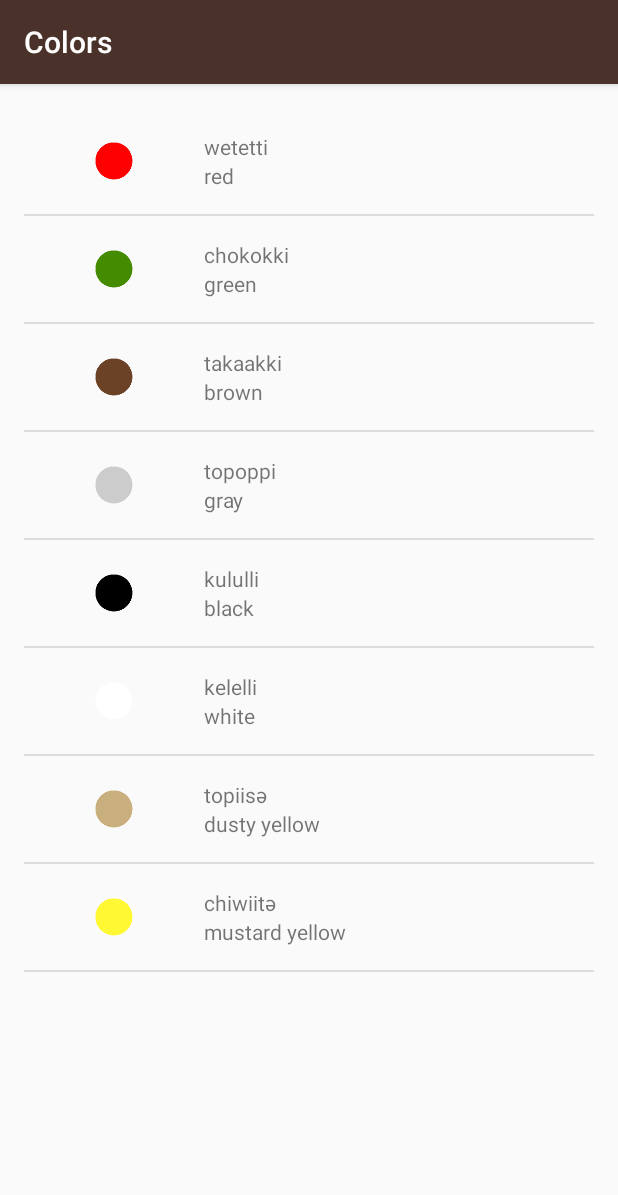
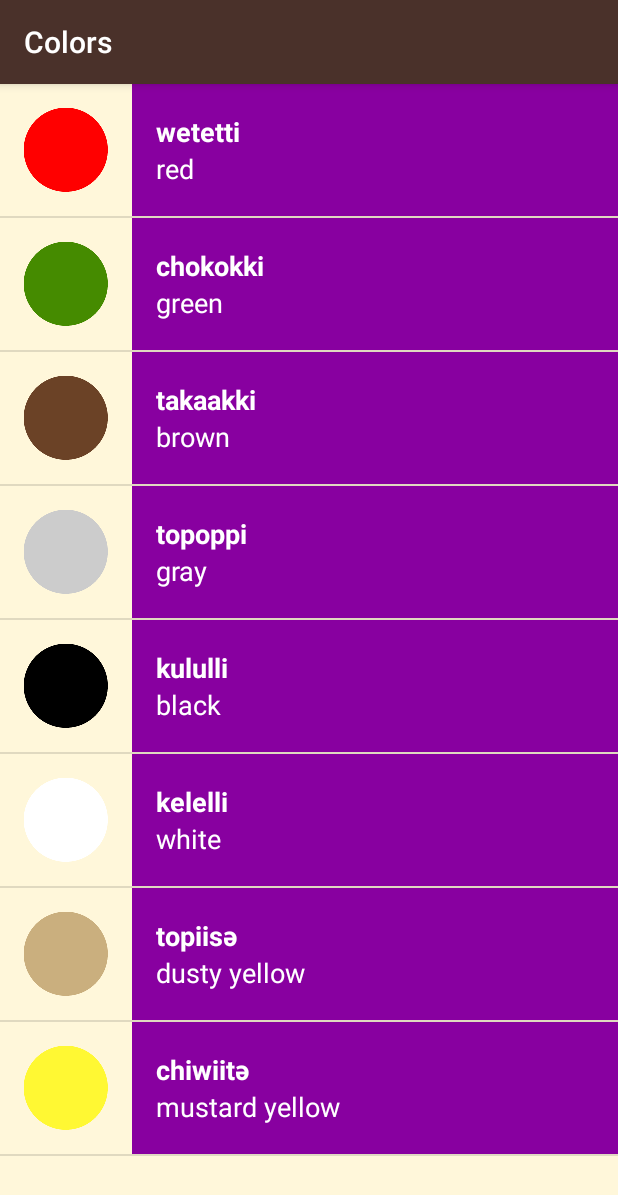
Before and after one commit to Ovarb/Miwok, an Android app: the ColorsActivity screen opened directly, with no data from a screen before it, on a phone screen of 412 x 824 dp. Shown: the top 1195 px of the screen. Run offline under Robolectric (Android 15) with nearby library versions, the phone set to English and light mode, and no system bars.

Commit message:
visual polish (background colors, text styles and layouts)

```diff
--- a/app/src/main/java/com/example/android/miwok/ColorsActivity.java
+++ b/app/src/main/java/com/example/android/miwok/ColorsActivity.java
@@ -28,7 +28,7 @@ public class ColorsActivity extends AppCompatActivity {
         // simple_list_item_1.xml layout resource defined in the Android framework.
         // This list item layout contains a single {@link TextView}, which the adapter will set to
         // display a single word.
-        WordAdapter adapter = new WordAdapter(this, words);
+        WordAdapter adapter = new WordAdapter(this, words, R.color.category_colors);
 
         // Find the {@link ListView} object in the view hierarchy of the {@link Activity}.
         // There should be a {@link ListView} with the view ID called list, which is declared in the
--- a/app/src/main/java/com/example/android/miwok/FamilyActivity.java
+++ b/app/src/main/java/com/example/android/miwok/FamilyActivity.java
@@ -30,7 +30,7 @@ public class FamilyActivity extends AppCompatActivity {
         // simple_list_item_1.xml layout resource defined in the Android framework.
         // This list item layout contains a single {@link TextView}, which the adapter will set to
         // display a single word.
-        WordAdapter adapter = new WordAdapter(this, words);
+        WordAdapter adapter = new WordAdapter(this, words, R.color.category_family);
 
         // Find the {@link ListView} object in the view hierarchy of the {@link Activity}.
         // There should be a {@link ListView} with the view ID called list, which is declared in the
--- a/app/src/main/java/com/example/android/miwok/NumbersActivity.java
+++ b/app/src/main/java/com/example/android/miwok/NumbersActivity.java
@@ -30,7 +30,7 @@ public class NumbersActivity extends AppCompatActivity {
         // simple_list_item_1.xml layout resource defined in the Android framework.
         // This list item layout contains a single {@link TextView}, which the adapter will set to
         // display a single word.
-        WordAdapter adapter = new WordAdapter(this, words);
+        WordAdapter adapter = new WordAdapter(this, words, R.color.category_numbers);
 
         // Find the {@link ListView} object in the view hierarchy of the {@link Activity}.
         // There should be a {@link ListView} with the view ID called list, which is declared in the
--- a/app/src/main/java/com/example/android/miwok/PhrasesActivity.java
+++ b/app/src/main/java/com/example/android/miwok/PhrasesActivity.java
@@ -30,7 +30,7 @@ public class PhrasesActivity extends AppCompatActivity {
         // simple_list_item_1.xml layout resource defined in the Android framework.
         // This list item layout contains a single {@link TextView}, which the adapter will set to
         // display a single word.
-        WordAdapter adapter = new WordAdapter(this, words);
+        WordAdapter adapter = new WordAdapter(this, words, R.color.category_phrases);
 
         // Find the {@link ListView} object in the view hierarchy of the {@link Activity}.
         // There should be a {@link ListView} with the view ID called list, which is declared in the
--- a/app/src/main/java/com/example/android/miwok/WordAdapter.java
+++ b/app/src/main/java/com/example/android/miwok/WordAdapter.java
@@ -3,16 +3,23 @@ package com.example.android.miwok;
 import android.app.Activity;
 import android.support.annotation.NonNull;
 import android.support.annotation.Nullable;
+import android.util.Log;
 import android.view.LayoutInflater;
 import android.view.View;
 import android.view.ViewGroup;
 import android.widget.ArrayAdapter;
 import android.widget.ImageView;
+import android.widget.LinearLayout;
 import android.widget.TextView;
 
 import java.util.ArrayList;
 
 public class WordAdapter extends ArrayAdapter {
+
+    /**
+     * Contains the value of list_item's background color.
+     */
+    int mBackgroundItemColor;
 
     /**
      * This is our own custom constructor (it doesn't mirror a superclass constructor).
@@ -21,14 +28,16 @@ public class WordAdapter extends ArrayAdapter {
      *
      * @param context The current context. Used to inflate the layout file.
      * @param words A List of Word objects to display in a list
+     * @param backgroundItemColor The appropriate background color
      */
-    public WordAdapter(Activity context, ArrayList<Word> words) {
+    public WordAdapter(Activity context, ArrayList<Word> words, int backgroundItemColor) {
 
         // Here, we initialize the ArrayAdapter's internal storage for the context and the list.
         // the second argument is used when the ArrayAdapter is populating a single TextView.
         // Because this is a custom adapter for two TextViews , the adapter is not
         // going to use this second argument, so it can be any value. Here, we used 0.
         super(context, 0 , words);
+        this.mBackgroundItemColor = backgroundItemColor;
     }
 
 
@@ -53,6 +62,13 @@ public class WordAdapter extends ArrayAdapter {
         // Get the {@link Word} object located at this position in the list
         Word currentWord = (Word) getItem(position);
 
+        Log.i("item", currentWord.toString());
+
+        // Find the LinearLayout container in the list_item.xml layout with the ID text_container
+        LinearLayout textContainer = (LinearLayout) listItemView.findViewById(R.id.text_container);
+
+        // Set proper background color for each category
+        textContainer.setBackgroundResource(mBackgroundItemColor);
 
         // Find the TextView in the list_item.xml layout with the ID miwok_text_view
         TextView miwokTextView = (TextView) listItemView.findViewById(R.id.miwok_text_view);
@@ -63,6 +79,7 @@ public class WordAdapter extends ArrayAdapter {
 
         // Find the TextView in the list_item.xml layout with the ID default_text_view
         TextView defaultTextView = (TextView) listItemView.findViewById(R.id.default_text_view);
+
         // Get the default translation from the current Word object and
         // set this text on the default translation TextView
         defaultTextView.setText(currentWord.getDefaultTranslation());
--- a/app/src/main/res/layout/list_item.xml
+++ b/app/src/main/res/layout/list_item.xml
@@ -1,38 +1,44 @@
 <?xml version="1.0" encoding="utf-8"?>
-<LinearLayout
-    xmlns:android="http://schemas.android.com/apk/res/android"
+<LinearLayout xmlns:android="http://schemas.android.com/apk/res/android"
     xmlns:tools="http://schemas.android.com/tools"
     android:id="@+id/single_word_item"
     android:layout_width="match_parent"
     android:layout_height="wrap_content"
-    android:orientation="horizontal"
-    android:padding="16dp"
-    >
+
+    android:maxHeight="@dimen/list_item_height"
+    android:orientation="horizontal">
 
     <ImageView
         android:id="@+id/image"
-        android:layout_width="wrap_content"
-        android:layout_height="match_parent"
-        android:layout_marginRight="16dp"
-        android:src="@mipmap/ic_launcher"/>
+        android:layout_width="@dimen/list_item_height"
+        android:layout_height="@dimen/list_item_height" />
 
     <LinearLayout
-        android:layout_width="wrap_content"
-        android:layout_height="wrap_content"
-        android:orientation="vertical">
+        android:id="@+id/text_container"
+        android:layout_width="match_parent"
+        android:layout_height="match_parent"
+        android:orientation="vertical"
+        android:padding="16dp">
 
         <TextView
             android:id="@+id/miwok_text_view"
             android:layout_width="match_parent"
-            android:layout_height="wrap_content"
+            android:layout_height="0dp"
             android:layout_weight="1"
+            android:gravity="bottom"
+            android:textAppearance="?android:textAppearanceMedium"
+            android:textColor="@android:color/white"
+            android:textStyle="bold"
             tools:text="lutti" />
 
         <TextView
             android:id="@+id/default_text_view"
             android:layout_width="match_parent"
-            android:layout_height="wrap_content"
+            android:layout_height="0dp"
             android:layout_weight="1"
+            android:gravity="top"
+            android:textAppearance="?android:textAppearanceMedium"
+            android:textColor="@android:color/white"
             tools:text="one" />
 
     </LinearLayout>
--- a/app/src/main/res/layout/word_list.xml
+++ b/app/src/main/res/layout/word_list.xml
@@ -2,10 +2,7 @@
 <ListView xmlns:android="http://schemas.android.com/apk/res/android"
     xmlns:tools="http://schemas.android.com/tools"
     android:id="@+id/list"
-    android:orientation="vertical"
     android:layout_width="match_parent"
     android:layout_height="match_parent"
-    android:paddingBottom="@dimen/activity_vertical_margin"
-    android:paddingLeft="@dimen/activity_horizontal_margin"
-    android:paddingRight="@dimen/activity_horizontal_margin"
-    android:paddingTop="@dimen/activity_vertical_margin" />
+    android:orientation="vertical"
+    android:background="@color/tan_background" />
--- a/app/src/main/res/values/colors.xml
+++ b/app/src/main/res/values/colors.xml
@@ -16,10 +16,8 @@
 <resources>
     <!-- Primary color of the app (shown in the app bar) -->
     <color name="primary_color">#4A312A</color>
-
     <!-- Primary dark color of the app (shown in the status bar) -->
     <color name="primary_dark_color">#2F1D1A</color>
-
     <!-- Background color for app -->
     <color name="tan_background">#FFF7DA</color>
 
@@ -34,4 +32,5 @@
 
     <!-- Background color for the phrases category -->
     <color name="category_phrases">#16AFCA</color>
+
 </resources>
--- a/app/src/main/res/values/dimens.xml
+++ b/app/src/main/res/values/dimens.xml
@@ -15,7 +15,4 @@
 <resources>
     <!-- Height of each list item -->
     <dimen name="list_item_height">88dp</dimen>
-    <!-- Default screen margins, per the Android Design guidelines. -->
-    <dimen name="activity_horizontal_margin">16dp</dimen>
-    <dimen name="activity_vertical_margin">16dp</dimen>
 </resources>
```
